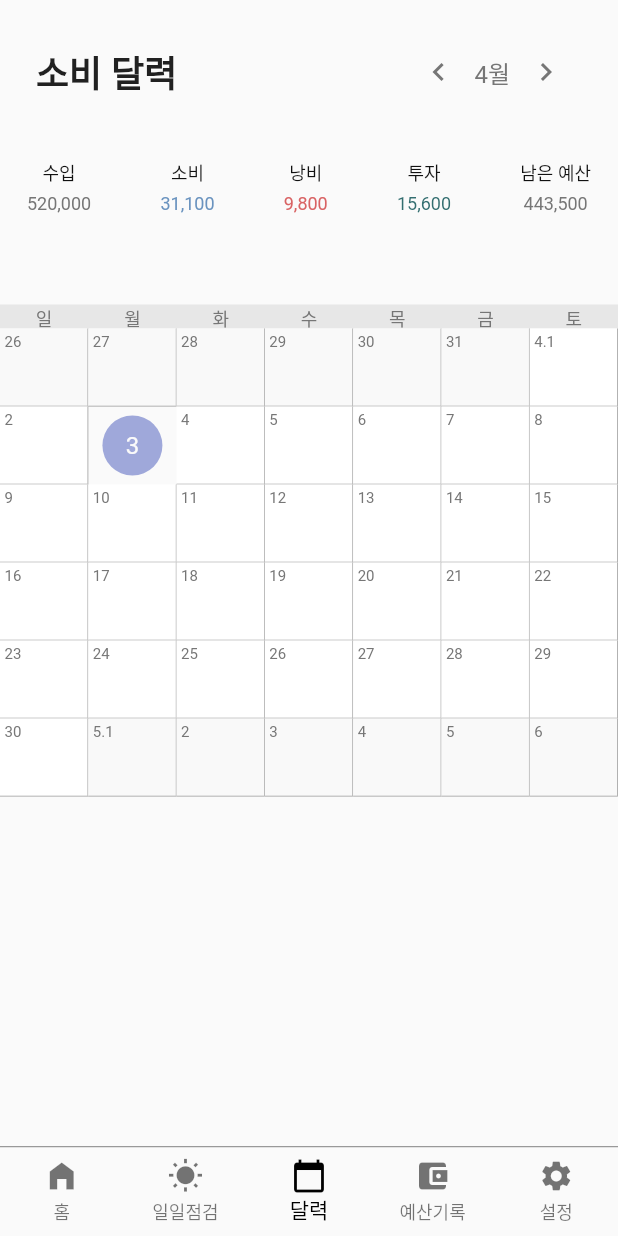
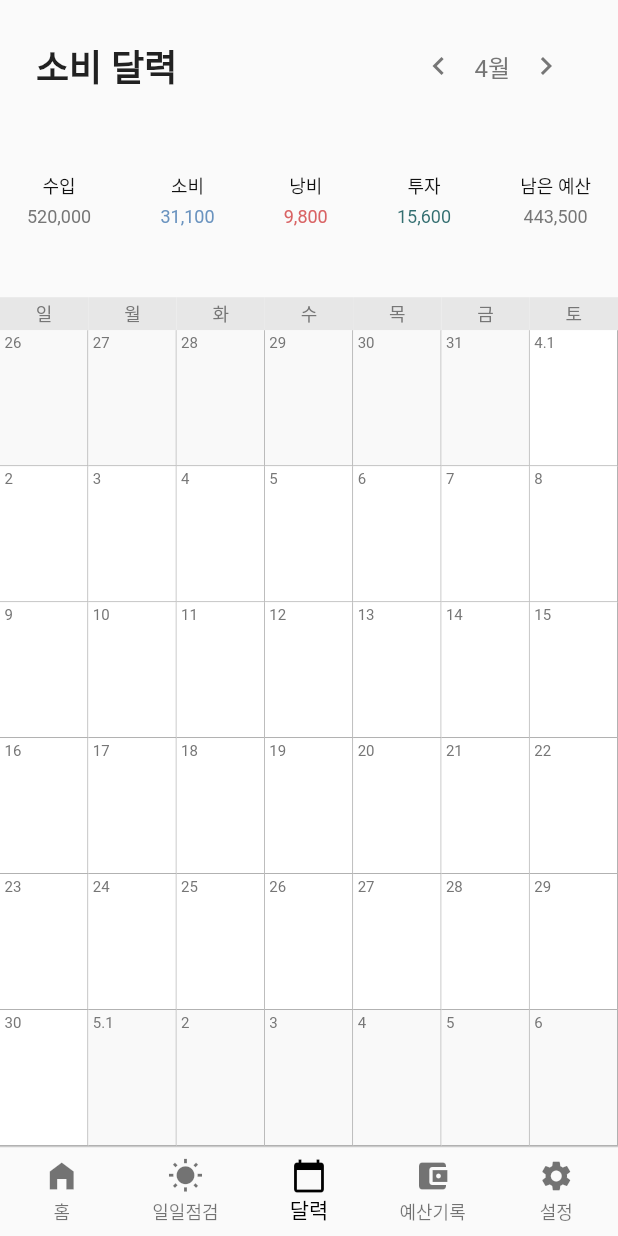
Before and after one commit to Froot-Account-Book/Froot-App-Flutter, a Flutter app: the screen it shows after launch, item 3 of the bottom bar chosen, on a phone screen of 412 x 824 dp. Run offline on Flutter 3.47's test engine with Material 2 defaults, Android fonts, the phone set to English and light mode, and no system bars; drawn by our look-alikes of table_calendar; our stand-ins replace get; Roboto replaces fonts that are missing (Pretendard).

Commit message:
Cell UI 파일 분할 및 개발 중

```diff
--- /dev/null
+++ b/lib/calendar_page/calendar_body.dart
@@ -0,0 +1,51 @@
+import 'package:flutter/material.dart';
+import 'package:froot_app/calendar_page/controller/calendar_controller.dart';
+import 'package:get/get.dart';
+import 'package:intl/intl.dart';
+import 'package:table_calendar/table_calendar.dart';
+
+import 'package:froot_app/calendar_page/day_cell/day_cell_default.dart';
+import 'package:froot_app/calendar_page/day_cell/day_cell_outside.dart';
+import 'package:froot_app/calendar_page/day_cell/day_cell_today.dart';
+import 'package:froot_app/calendar_page/day_cell/day_cell_wrapper.dart';
+
+class CalendarBody extends StatelessWidget {
+  const CalendarBody({Key? key}) : super(key: key);
+
+  @override
+  Widget build(BuildContext context) {
+    var controller = Get.find<CalendarController>();
+
+    return Obx(
+          () => TableCalendar(
+        firstDay: DateTime.utc(2010, 10, 16),
+        lastDay: DateTime.utc(2030, 3, 14),
+        focusedDay: controller.focusedDay.value,
+        headerVisible: false,
+        availableGestures: AvailableGestures.none,
+        onCalendarCreated: (ctr) => controller.pageController = ctr,
+        locale: "ko_KR",
+        daysOfWeekHeight: 22,
+        rowHeight: Get.height * 0.11,
+        sixWeekMonthsEnforced: true,
+        calendarBuilders: CalendarBuilders(
+          defaultBuilder: (context, day, focusedDay) => DayCellWrapper(DayCellDefault(day)),
+          outsideBuilder: (context, day, focusedDay) => DayCellWrapper(DayCellOutside(day), isOutside: true,),
+          todayBuilder: (context, day, focusedDay) => DayCellWrapper(DayCellToday(day)), //달력에서 오늘인 날짜 강조 어떻게 할지
+          dowBuilder: (context, day) {
+            return Container(
+              decoration:
+              BoxDecoration(color: Color.fromRGBO(231, 231, 231, 1)),
+              alignment: Alignment.center,
+              child: Text(
+                DateFormat.E("ko_KR").format(day),
+                style: TextStyle(
+                    fontSize: 12, color: Color.fromRGBO(118, 118, 118, 1)),
+              ),
+            );
+          },
+        ),
+      ),
+    );
+  }
+}
--- a/lib/calendar_page/calendar_header.dart
+++ b/lib/calendar_page/calendar_header.dart
@@ -1,5 +1,5 @@
 import 'package:flutter/material.dart';
-import 'package:froot_app/calendar_page/calendar_controller.dart';
+import 'package:froot_app/calendar_page/controller/calendar_controller.dart';
 import 'package:get/get.dart';
 import 'package:intl/intl.dart';
 
@@ -11,7 +11,7 @@ class CalendarHeader extends StatelessWidget {
     var controller = Get.find<CalendarController>();
 
     return Padding(
-      padding: const EdgeInsets.all(24),
+      padding: const EdgeInsets.only(top: 20, left: 24, right: 24),
       child: Row(
         mainAxisAlignment: MainAxisAlignment.spaceBetween,
         children: [
--- a/lib/calendar_page/calendar_page.dart
+++ b/lib/calendar_page/calendar_page.dart
@@ -1,68 +1,25 @@
 import 'package:flutter/material.dart';
-import 'package:froot_app/calendar_page/calendar_controller.dart';
+import 'package:get/get.dart';
+
+import 'package:froot_app/calendar_page/calendar_body.dart';
+import 'package:froot_app/calendar_page/controller/calendar_controller.dart';
 import 'package:froot_app/calendar_page/calendar_header.dart';
 import 'package:froot_app/calendar_page/month_statistics.dart';
-import 'package:get/get.dart';
-import 'package:intl/intl.dart';
-import 'package:table_calendar/table_calendar.dart';
 
 class CalendarPage extends StatelessWidget {
-  CalendarPage({super.key});
+  const CalendarPage({super.key});
 
   @override
   Widget build(BuildContext context) {
-    var controller = Get.put(CalendarController());
+    Get.put(CalendarController());
     return Scaffold(
-      body: Column(children: [
-        CalendarHeader(),
-        MonthStatistics(),
-        SizedBox(
-          height: 50,
-        ),
-        Obx(
-          () => TableCalendar(
-            firstDay: DateTime.utc(2010, 10, 16),
-            lastDay: DateTime.utc(2030, 3, 14),
-            focusedDay: controller.focusedDay.value,
-            headerVisible: false,
-            onCalendarCreated: (ctr) => controller.pageController = ctr,
-            locale: "ko_KR",
-            daysOfWeekStyle: DaysOfWeekStyle(
-              dowTextFormatter: (date, locale) => DateFormat.E(locale).format(date),
-              decoration: BoxDecoration( color: Color.fromRGBO(231, 231, 231, 1)),
-              weekdayStyle: TextStyle(
-                  fontSize: 12, color: Color.fromRGBO(118, 118, 118, 1)),
-              weekendStyle: TextStyle(
-                  fontSize: 12, color: Color.fromRGBO(118, 118, 118, 1))
-            ),
-            calendarBuilders: CalendarBuilders(
-              defaultBuilder: (context, day, focusedDay) => defaultDayUI(day),
-              outsideBuilder: (context, day, focusedDay) =>
-                  defaultDayUI(day, true),
-            ),
-          ),
-        )
-      ]),
-    );
-  }
-
-  Widget defaultDayUI(DateTime day, [bool isOutside = false]) {
-    String showDay =
-        day.day == 1 ? "${day.month}.${day.day}" : day.day.toString();
-    Color strokeColor = Color.fromRGBO(153, 153, 153, 1);
-    Color outsideColor = Color.fromRGBO(249, 249, 249, 1);
-    var border = BorderSide(color: strokeColor, width: 0.5);
-
-    return Container(
-      alignment: Alignment.topLeft,
-      decoration: BoxDecoration(
-          border: Border(bottom: border, right: border),
-          color: isOutside ? outsideColor : Colors.white),
-      padding: EdgeInsets.all(3),
-      child: Text(
-        showDay,
-        style: TextStyle(fontSize: 10, color: Color.fromRGBO(118, 118, 118, 1)),
-      ),
+      body: Column(
+          mainAxisAlignment: MainAxisAlignment.spaceBetween,
+          children: const [
+            CalendarHeader(), //제목 및 캘린더 컨트롤러
+            MonthStatistics(), //이번달 통계
+            CalendarBody() //캘린더
+          ]),
     );
   }
 }
--- /dev/null
+++ b/lib/calendar_page/day_cell/day_cell_default.dart
@@ -0,0 +1,19 @@
+import 'package:flutter/material.dart';
+import 'package:froot_app/calendar_page/day_cell/day_cell_super.dart';
+
+class DayCellDefault extends DayCellSuper {
+  const DayCellDefault(super.day, {Key? key}) : super(key: key);
+
+  @override
+  Widget build(BuildContext context) {
+    return Column(
+      children: [
+        Text(
+          showDay,
+          style: TextStyle(
+              fontSize: 10, color: Color.fromRGBO(118, 118, 118, 1)),
+        )
+      ],
+    );
+  }
+}
--- /dev/null
+++ b/lib/calendar_page/day_cell/day_cell_outside.dart
@@ -0,0 +1,6 @@
+import 'package:flutter/material.dart';
+import 'package:froot_app/calendar_page/day_cell/day_cell_super.dart';
+
+class DayCellOutside extends DayCellSuper {
+  const DayCellOutside(super.day, {Key? key}) : super(key: key);
+}
--- /dev/null
+++ b/lib/calendar_page/day_cell/day_cell_super.dart
@@ -0,0 +1,19 @@
+import 'package:flutter/material.dart';
+
+class DayCellSuper extends StatelessWidget {
+  final DateTime day;
+
+  String get showDay {
+    return day.day == 1 ? "${day.month}.${day.day}" : day.day.toString();
+  }
+
+  const DayCellSuper(this.day, {Key? key}) : super(key: key);
+
+  @override
+  Widget build(BuildContext context) {
+    return Text(
+      showDay,
+      style: TextStyle(fontSize: 10, color: Color.fromRGBO(118, 118, 118, 1)),
+    );
+  }
+}
--- /dev/null
+++ b/lib/calendar_page/day_cell/day_cell_today.dart
@@ -0,0 +1,19 @@
+import 'package:flutter/material.dart';
+import 'package:froot_app/calendar_page/day_cell/day_cell_super.dart';
+
+class DayCellToday extends DayCellSuper {
+  const DayCellToday(super.day, {Key? key}) : super(key: key);
+
+  @override
+  Widget build(BuildContext context) {
+    return Column(
+      children: [
+        Text(
+          showDay,
+          style: TextStyle(
+              fontSize: 10, color: Color.fromRGBO(118, 118, 118, 1)),
+        )
+      ],
+    );
+  }
+}
--- /dev/null
+++ b/lib/calendar_page/day_cell/day_cell_wrapper.dart
@@ -0,0 +1,22 @@
+import 'package:flutter/material.dart';
+import 'package:froot_app/calendar_page/day_cell/day_cell_super.dart';
+
+class DayCellWrapper extends StatelessWidget {
+  final DayCellSuper dayCell;
+  final bool isOutside;
+
+  const DayCellWrapper(this.dayCell, {Key? key, this.isOutside = false}) : super(key: key);
+
+  @override
+  Widget build(BuildContext context) {
+    var border = BorderSide(color: Color.fromRGBO(153, 153, 153, 1), width: 0.5);
+    return Container(
+      alignment: Alignment.topLeft,
+      decoration: BoxDecoration(
+          border: Border(bottom: border, right: border),
+          color: isOutside ? Color.fromRGBO(249, 249, 249, 1) : Colors.white),
+      padding: EdgeInsets.all(3),
+      child: dayCell
+    );
+  }
+}
--- a/lib/calendar_page/month_statistics.dart
+++ b/lib/calendar_page/month_statistics.dart
@@ -13,7 +13,7 @@ class MonthStatistics extends StatelessWidget {
         color: Color.fromRGBO(17, 17, 17, 1));
 
     return Padding(
-        padding: const EdgeInsets.symmetric(vertical: 10, horizontal: 18),
+        padding: const EdgeInsets.symmetric(horizontal: 18),
         child:
             Row(mainAxisAlignment: MainAxisAlignment.spaceBetween, children: [
           Column(children: [
--- a/lib/main_navigation/main_navigation.dart
+++ b/lib/main_navigation/main_navigation.dart
@@ -10,8 +10,7 @@ import 'package:froot_app/budget_record_page/budget_record_page.dart';
 import 'package:froot_app/setting_page/setting_page.dart';
 
 class MainNavigation extends StatelessWidget {
-
-  final _widgetOptions = [
+  final _widgetOptions = const [
     HomePage(), //홈
     DailyInspectionPage(), //일일점검
     CalendarPage(), //달력
@@ -19,26 +18,22 @@ class MainNavigation extends StatelessWidget {
     SettingPage() //설정
   ];
 
-  MainNavigation({super.key});
+  const MainNavigation({super.key});
 
   @override
   Widget build(BuildContext context) {
     final controller = Get.put(NavigationController());
 
     return Scaffold(
-        body: Obx(
-              () => Center(
-            child: _widgetOptions.elementAt(controller.selectedIndex.value),
-          ),
-        ),
+        body: Obx(() => Center(
+              child: _widgetOptions.elementAt(controller.selectedIndex.value),
+            )),
         bottomNavigationBar: Container(
           decoration: BoxDecoration(
               border: Border(
-                top: BorderSide(color: Color.fromRGBO(153, 153, 153, 1),),
-              )
-          ),
+                  top: BorderSide(color: Color.fromRGBO(153, 153, 153, 0.5)))),
           child: Obx(
-                () => BottomNavigationBar(
+            () => BottomNavigationBar(
               type: BottomNavigationBarType.fixed,
               elevation: 0,
               items: const <BottomNavigationBarItem>[
@@ -68,7 +63,6 @@ class MainNavigation extends StatelessWidget {
               onTap: controller.setIndex,
             ),
           ),
-        )
-    );
+        ));
   }
 }
```
Also changed, not shown: lib/calendar_page/controller/calendar_controller.dart (renamed from lib/calendar_page/calendar_controller.dart).
